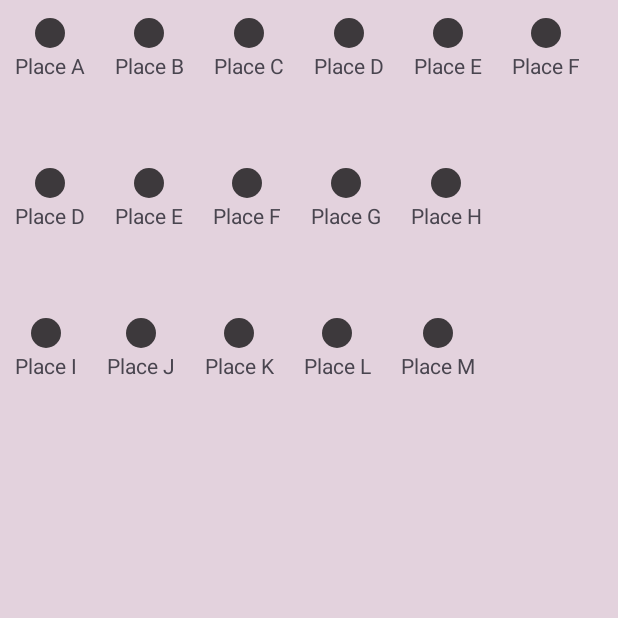
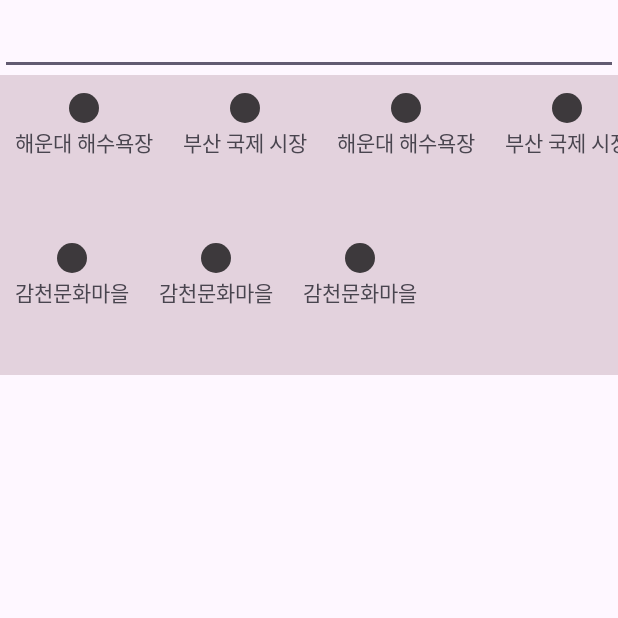
Before and after one commit to naco0406/traveler, an Android app: the fragment SearchTrip shown on its own in the app's theme, on a phone screen of 412 x 824 dp, the top half of it. Run offline under Robolectric (Android 15) with nearby library versions, the phone set to English and light mode, and no system bars.

Commit message:
add function to filter recyclerview list based on city name

```diff
--- a/app/src/main/java/com/example/traveler/OuterRouteAdapter.kt
+++ b/app/src/main/java/com/example/traveler/OuterRouteAdapter.kt
@@ -5,8 +5,9 @@ import androidx.recyclerview.widget.LinearLayoutManager
 import androidx.recyclerview.widget.RecyclerView
 import com.example.traveler.R
 import com.example.traveler.RouteAdapter
+import com.example.traveler.Trip
 
-class OuterRouteAdapter(private val OuterRouteList: List<List<String>>):RecyclerView.Adapter<OuterRouteAdapter.ViewHolder>() {
+class OuterRouteAdapter(private var OuterRouteList: List<Trip>):RecyclerView.Adapter<OuterRouteAdapter.ViewHolder>() {
     override fun onCreateViewHolder(parent: ViewGroup, viewType: Int): ViewHolder {
         val itemView = LayoutInflater.from(parent.context)
             .inflate(R.layout.inner_route_item, parent, false)
@@ -14,8 +15,8 @@ class OuterRouteAdapter(private val OuterRouteList: List<List<String>>):Recycler
     }
 
     override fun onBindViewHolder(holder: ViewHolder, position: Int) {
-        val routeList = OuterRouteList[position]
-        holder.bind(routeList)
+        val route = OuterRouteList[position]
+        holder.bind(route)
     }
 
     override fun getItemCount(): Int {
@@ -25,11 +26,17 @@ class OuterRouteAdapter(private val OuterRouteList: List<List<String>>):Recycler
     inner class ViewHolder(itemView: View) : RecyclerView.ViewHolder(itemView) {
         private val innerRecyclerView: RecyclerView = itemView.findViewById(R.id.inner_recyclerView)
 
-        fun bind(routeList: List<String>) {
+        fun bind(routeList: Trip) {
             // Inner RecyclerView Setup
-            val innerAdapter = RouteAdapter(routeList)
+            val places = routeList.places[0]
+            val innerAdapter = RouteAdapter(places)
             innerRecyclerView.layoutManager = LinearLayoutManager(itemView.context, LinearLayoutManager.HORIZONTAL, false)
             innerRecyclerView.adapter = innerAdapter
         }
     }
+
+    fun updateData(newItemList: List<Trip>) {
+        OuterRouteList = newItemList
+        notifyDataSetChanged()
+    }
 }
--- a/app/src/main/java/com/example/traveler/RouteAdapter.kt
+++ b/app/src/main/java/com/example/traveler/RouteAdapter.kt
@@ -10,7 +10,7 @@ import androidx.recyclerview.widget.RecyclerView
 import com.bumptech.glide.Glide
 
 
-class RouteAdapter(private val routeList:List<String>) : RecyclerView.Adapter<RouteAdapter.ViewHolder>() {
+class RouteAdapter(private val routeList:List<Place>) : RecyclerView.Adapter<RouteAdapter.ViewHolder>() {
 
     override fun onCreateViewHolder(parent: ViewGroup, viewType: Int): ViewHolder {
         val view = LayoutInflater.from(parent.context).inflate(R.layout.route_item,parent,false)
@@ -27,8 +27,8 @@ class RouteAdapter(private val routeList:List<String>) : RecyclerView.Adapter<Ro
 
         private val txtName: TextView = view.findViewById(R.id.place_name)
 
-        fun bind(item: String) {
-            txtName.text = item
+        fun bind(item: Place) {
+            txtName.text = item.name
 
         }
     }
--- a/app/src/main/java/com/example/traveler/RouteFragment.kt
+++ b/app/src/main/java/com/example/traveler/RouteFragment.kt
@@ -10,7 +10,7 @@ import androidx.fragment.app.Fragment
 import androidx.recyclerview.widget.LinearLayoutManager
 import androidx.recyclerview.widget.RecyclerView
 
-class RouteFragment : Fragment() {
+class RouteFragment(private val routeData: Trip) : Fragment() {
 
     private lateinit var RouteAdapter: RouteAdapter
 
@@ -21,9 +21,9 @@ class RouteFragment : Fragment() {
         val view = inflater.inflate(R.layout.inner_route_item, container, false)
 
         // Sample data for OuterRouteAdapter
-        val RouteList = listOf("Place A", "Place B", "Place C")
         // Create OuterRouteAdapter
-        RouteAdapter = RouteAdapter(RouteList)
+        val places = routeData.places[0]
+        RouteAdapter = RouteAdapter(places)
 
         // Set up RecyclerView
         val innerRecyclerView: RecyclerView = view.findViewById(R.id.inner_recyclerView)
--- a/app/src/main/java/com/example/traveler/SearchTrip.kt
+++ b/app/src/main/java/com/example/traveler/SearchTrip.kt
@@ -3,9 +3,12 @@ package com.example.traveler
 
 import OuterRouteAdapter
 import android.os.Bundle
+import android.text.Editable
+import android.text.TextWatcher
 import android.view.LayoutInflater
 import android.view.View
 import android.view.ViewGroup
+import android.widget.EditText
 import androidx.fragment.app.Fragment
 import androidx.recyclerview.widget.LinearLayoutManager
 import androidx.recyclerview.widget.RecyclerView
@@ -13,22 +16,92 @@ import androidx.recyclerview.widget.RecyclerView
 class SearchTrip : Fragment() {
 
     private lateinit var outerRouteAdapter: OuterRouteAdapter
+    private lateinit var outerRouteList: List<Trip>
+    private lateinit var editTextSearch: EditText
 
     override fun onCreateView(
         inflater: LayoutInflater, container: ViewGroup?,
         savedInstanceState: Bundle?
     ): View? {
         val view = inflater.inflate(R.layout.fragment_search_trip, container, false)
+        editTextSearch = view.findViewById(R.id.searchRoute_editText)
 
         // Sample data for OuterRouteAdapter
-        val outerRouteList = listOf(
-            listOf("Place A", "Place B", "Place C","Place D", "Place E", "Place F"),
-            listOf("Place D", "Place E","Place F", "Place G", "Place H"),
-            listOf("Place I", "Place J", "Place K", "Place L", "Place M")
-
+        val place1Day1 = Place(
+            name = "해운대 해수욕장",
+            city = "부산",
+            type = "해변",
+            mapx = 129.1586f,
+            mapy = 35.1587f,
+            address = "해운대구, 부산",
+            visited = 0,
+            tag = listOf("해변", "관광", "자연"),
+            img = R.drawable.img_hud // 예시 이미지 리소스
         )
 
-        // Create OuterRouteAdapter
+        val place2Day1 = Place(
+            name = "부산 국제 시장",
+            city = "부산",
+            type = "시장",
+            mapx = 129.0225f,
+            mapy = 35.1028f,
+            address = "중구, 부산",
+            visited = 0,
+            tag = listOf("쇼핑", "음식", "문화"),
+            img = R.drawable.img_hud // 예시 이미지 리소스
+        )
+
+        val place1Day2 = Place(
+            name = "감천문화마을",
+            city = "부산",
+            type = "문화마을",
+            mapx = 129.0104f,
+            mapy = 35.0975f,
+            address = "사하구, 부산",
+            visited = 0,
+            tag = listOf("문화", "예술", "역사"),
+            img = R.drawable.img_hud // 예시 이미지 리소스
+        )
+
+// 여행 일정 구성
+        val trip1 = Trip(
+            id = 1,
+            city = "부산",
+            period = 2, // 1박 2일
+            places = listOf(
+                listOf(place1Day1, place2Day1, place1Day1, place2Day1, place1Day1, place2Day1, place1Day1, place2Day1),
+                listOf(place1Day2, place1Day2, place1Day2)
+            ),
+            selected = 0,
+            review = listOf(
+                "해운대 해수욕장은 정말 멋졌어요!",
+                "국제 시장의 다양한 먹거리를 즐겼습니다.",
+                "감천문화마을의 예술적인 분위기가 인상적이었어요."
+            )
+        )
+
+        val trip2 = Trip(
+            id = 2,
+            city = "서울",
+            period = 2, // 1박 2일
+            places = listOf(
+                listOf(place1Day2, place1Day2, place1Day2),
+                listOf(place1Day1, place2Day1, place1Day1, place2Day1, place1Day1, place2Day1, place1Day1, place2Day1)
+            ),
+            selected = 0,
+            review = listOf(
+                "해운대 해수욕장은 정말 멋졌어요!",
+                "국제 시장의 다양한 먹거리를 즐겼습니다.",
+                "감천문화마을의 예술적인 분위기가 인상적이었어요."
+            )
+        )
+
+        outerRouteList = listOf<Trip>(trip1, trip2)
+
+
+
+
+    // Create OuterRouteAdapter
         outerRouteAdapter = OuterRouteAdapter(outerRouteList)
 
         // Set up RecyclerView
@@ -36,6 +109,33 @@ class SearchTrip : Fragment() {
         outerRecyclerView.layoutManager = LinearLayoutManager(context)
         outerRecyclerView.adapter = outerRouteAdapter
 
+
+        editTextSearch.addTextChangedListener(object : TextWatcher {
+            override fun beforeTextChanged(charSequence: CharSequence?, start: Int, count: Int, after: Int) {
+                // Not used in this example
+            }
+
+            override fun onTextChanged(charSequence: CharSequence?, start: Int, before: Int, count: Int) {
+                // Not used in this example
+            }
+
+            override fun afterTextChanged(editable: Editable?) {
+                // Filter items based on the entered text
+                filterItems(editable.toString())
+            }
+        })
+
         return view
     }
+
+    private fun filterItems(filterCriteria: String) {
+        val fullItemList = outerRouteList/* your original full list of items */
+
+        // Filter the items based on the criteria
+        val filteredList = fullItemList.filter { it.city.contains(filterCriteria, ignoreCase = true) }
+
+
+        // Update the RecyclerView with the filtered data
+        outerRouteAdapter.updateData(filteredList)
+    }
 }
--- a/app/src/main/res/layout/fragment_search_trip.xml
+++ b/app/src/main/res/layout/fragment_search_trip.xml
@@ -6,12 +6,23 @@
     tools:context=".SearchTrip">
 
     <!-- TODO: Update blank fragment layout -->
+    <LinearLayout
+        android:layout_width="match_parent"
+        android:layout_height="wrap_content"
+        android:orientation="vertical">
+        <EditText
+            android:layout_width="match_parent"
+            android:layout_height="50dp"
+            android:id="@+id/searchRoute_editText"/>
 
 
-    <androidx.recyclerview.widget.RecyclerView
-        android:id="@+id/outer_recyclerView"
-        android:layout_width="match_parent"
-        android:layout_height="match_parent"
-        android:background="#E3D2DD"/>
+        <androidx.recyclerview.widget.RecyclerView
+            android:id="@+id/outer_recyclerView"
+            android:layout_width="match_parent"
+            android:layout_height="match_parent"
+            android:background="#E3D2DD"/>
+
+    </LinearLayout>
+
 
 </FrameLayout>
```
